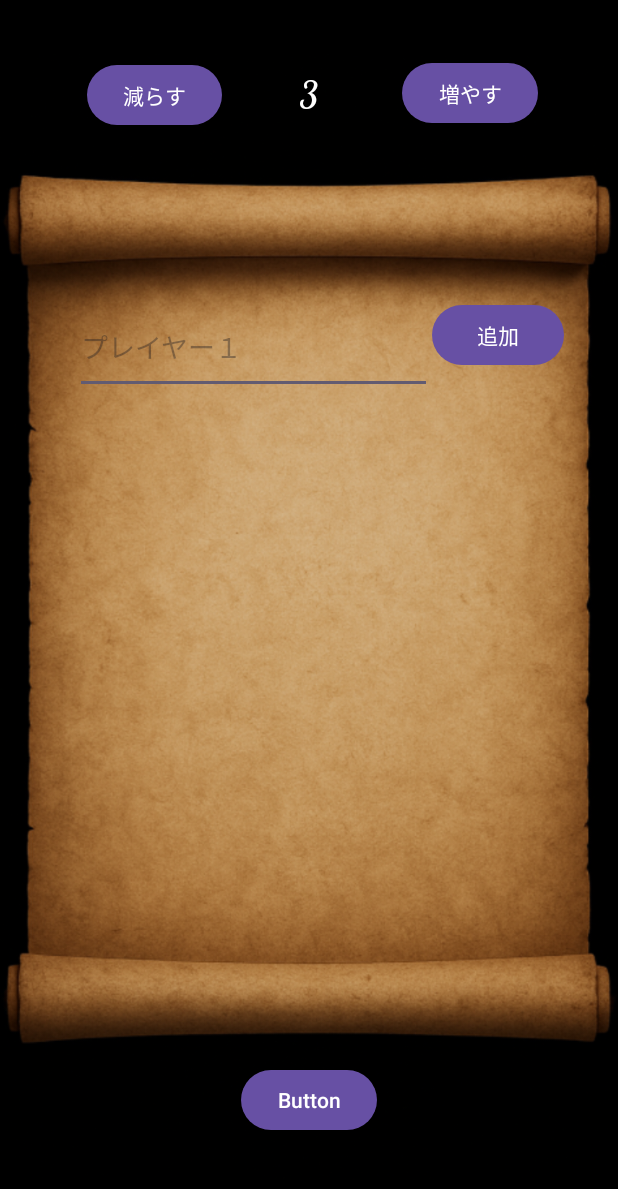
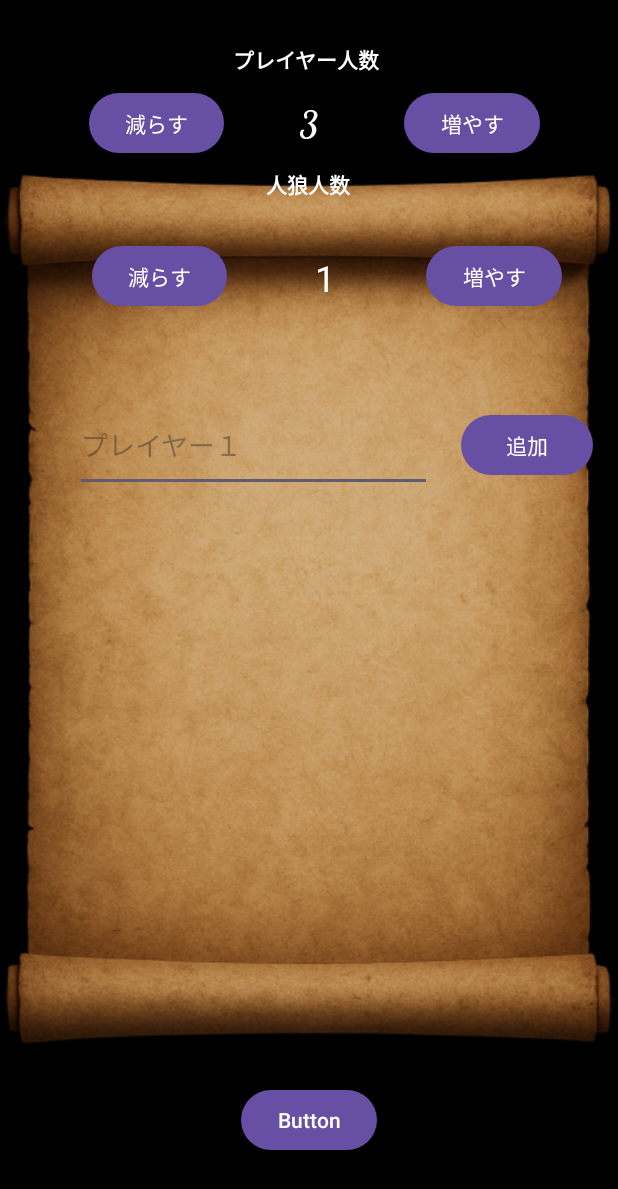
Before and after one commit to konan-pbl-2025/word_policing, an Android app: the MemberInput screen opened directly, with no data from a screen before it, on a phone screen of 412 x 824 dp. Shown: the top 1189 px of the screen. Run offline under Robolectric (Android 15) with nearby library versions, the phone set to English and light mode, and no system bars; Roboto replaces fonts that are not available here.

Commit message:
いいね

```diff
--- a/app/src/main/java/com/example/word_policing/MemberInput.java
+++ b/app/src/main/java/com/example/word_policing/MemberInput.java
@@ -15,6 +15,7 @@ import java.util.ArrayList;
 public class MemberInput extends AppCompatActivity {
 
     int currentNumber = 0;
+    public static int wolfcount = 1;
     public static ArrayList<String> playerNames = new ArrayList<>();
     @Override
     protected void onCreate(Bundle savedInstanceState) {
@@ -23,10 +24,14 @@ public class MemberInput extends AppCompatActivity {
 
         Button leftbutton = (Button) findViewById(R.id.left);
         Button rightbutton = (Button) findViewById(R.id.right);
+        Button pluswolfbutton = (Button) findViewById(R.id.pluswolf);
+        Button lesswolfbutton = (Button) findViewById(R.id.lesswolf);
         Button addbutoon = (Button) findViewById(R.id.AddButton);
         Button nextbutton = (Button) findViewById(R.id.NextButton);
         TextView numtext = (TextView) findViewById(R.id.num);
+        TextView wolfnumbertext = (TextView) findViewById(R.id.wolfnumber);
         numtext.setText(String.valueOf(3));   // 初期値
+        wolfnumbertext.setText(String.valueOf(1));   // 初期値
         EditText nametext = (EditText) findViewById(R.id.NameText);
         nametext.setHint("プレイヤー１"); // プレイヤー１を表示
         ListView memberlist = (ListView) findViewById(R.id.MemberListText);
@@ -55,6 +60,18 @@ public class MemberInput extends AppCompatActivity {
             }
         });
 
+        lesswolfbutton.setOnClickListener(new View.OnClickListener() {
+            @Override
+            public void onClick(View view) {
+                // 数字を減算する
+                if (wolfcount > 1) {
+                    wolfcount -= 1;  // 現在人数-1
+                }
+                // 結果をTextViewにセット
+                wolfnumbertext.setText(String.valueOf(wolfcount));
+            }
+        });
+
         // 人数増加ボタン
         rightbutton.setOnClickListener(new View.OnClickListener() {
             @Override
@@ -71,34 +88,27 @@ public class MemberInput extends AppCompatActivity {
             }
         });
 
-        // メンバー確定ボタン
-        addbutoon.setOnClickListener(new View.OnClickListener() {
+        pluswolfbutton.setOnClickListener(new View.OnClickListener() {
             @Override
-            public void onClick(View v) {
-                int playerCount = playerNames.size();
-                if (playerCount < currentNumber){
-                    // EditTextから文字列を取得
-                    String playerName = nametext.getText().toString().trim();
-
-                    // 文字列が空でない場合のみ追加
-                    if (!playerName.isEmpty()) {
-                        // ListViewのデータに追加
-                        playerNames.add(playerName);
-                        // Adapterに変更を通知してリストを更新
-                        adapter.notifyDataSetChanged();
-
-                        // EditTextを空にする
-                        nametext.setText("");
-                    }
-                    // 設定人数になったら名前を設定できないようにする
-                    if (playerCount == currentNumber - 1) {
-                        nametext.setEnabled(false);
-                        nametext.setHint("これ以上入力できません！");
-                    }
-                } else {
-                    nametext.setHint("これ以上入力できません！");
+            public void onClick(View view) {
+                // 数字を加算する
+                int ttmmp = currentNumber / 2;
+                if(ttmmp *2 == currentNumber) ttmmp--;
+                if(wolfcount < ttmmp){
+                    wolfcount ++;
+                    // 結果をTextViewにセット
+                    wolfnumbertext.setText(String.valueOf(wolfcount));
                 }
             }
+        });
+
+
+        // メンバー確定ボタン
+        addbutoon.setOnClickListener(v -> addPlayer(nametext, adapter));
+        // エンターキーでもメンバー追加
+        nametext.setOnEditorActionListener((v, actionId, event) -> {
+            addPlayer(nametext, adapter);
+            return true; // キー入力を消費
         });
 
         // 次の画面に遷移
@@ -112,5 +122,23 @@ public class MemberInput extends AppCompatActivity {
             }
         });
 
+
+    }
+    private void addPlayer(EditText nametext, ArrayAdapter<String> adapter) {
+        int playerCount = playerNames.size();
+        if (playerCount < currentNumber) {
+            String playerName = nametext.getText().toString().trim();
+            if (!playerName.isEmpty()) {
+                playerNames.add(playerName);
+                adapter.notifyDataSetChanged();
+                nametext.setText("");
+            }
+            if (playerCount >= currentNumber) {
+                nametext.setEnabled(false);
+                nametext.setHint("これ以上入力できません！");
+            }
+        } else {
+            nametext.setHint("これ以上入力できません！");
+        }
     }
 }
--- a/app/src/main/java/com/example/word_policing/ThemeDisplay.java
+++ b/app/src/main/java/com/example/word_policing/ThemeDisplay.java
@@ -18,7 +18,7 @@ public class ThemeDisplay extends AppCompatActivity {
     int playerIndex = 0;
     int playerNum = MemberInput.playerNames.size(); //プレイヤーの人数
 
-    int wolfnum = 1; //狼の人数
+    int wolfnum = MemberInput.wolfcount; //狼の人数
     public static int wolfplayernum;
 
     public  static HashSet<Integer> wolfchecker;
--- a/app/src/main/java/com/example/word_policing/killselect.java
+++ b/app/src/main/java/com/example/word_policing/killselect.java
@@ -38,7 +38,7 @@ public class killselect extends AppCompatActivity {
         Button nextbutton = (Button) findViewById(R.id.NextButton);
         TextView numtext = (TextView) findViewById(R.id.num);
         TextView killPlayer = (TextView) findViewById(R.id.textView);
-        numtext.setText(String.valueOf(3));   // 初期値
+        numtext.setText(String.valueOf(MemberInput.playerNames.size()));   // 初期値
         //EditText nametext = (EditText) findViewById(R.id.NameText);
         //nametext.setHint("プレイヤー１"); // プレイヤー１を表示
         //ListView memberlist = (ListView) findViewById(R.id.MemberListText);
@@ -135,9 +135,8 @@ public class killselect extends AppCompatActivity {
         nextbutton.setOnClickListener(new View.OnClickListener() {
             @Override
             public void onClick(View v) {
-                if(indexNum + 1 == ThemeDisplay.wolfplayernum){
+                if(ThemeDisplay.wolfchecker.contains(indexNum)){
                     saveordead = true;
-                    numtext.setText("勝ちです");
                 }
                 Intent member2 = new Intent(killselect.this, Result.class);
                 startActivity(member2);
--- a/app/src/main/res/layout/activity_member_input.xml
+++ b/app/src/main/res/layout/activity_member_input.xml
@@ -15,7 +15,8 @@
         app:layout_constraintEnd_toEndOf="parent"
         app:layout_constraintStart_toStartOf="parent"
         app:layout_constraintTop_toTopOf="parent"
-        app:srcCompat="@drawable/haikei_vellum" />
+        app:srcCompat="@drawable/haikei_vellum"
+        />
 
     <ListView
         android:id="@+id/MemberListText"
@@ -26,7 +27,7 @@
         app:layout_constraintHorizontal_bias="0.549"
         app:layout_constraintStart_toStartOf="parent"
         app:layout_constraintTop_toBottomOf="@+id/NameText"
-        app:layout_constraintVertical_bias="0.19" />
+        app:layout_constraintVertical_bias="0.096" />
 
     <TextView
         android:id="@+id/num"
@@ -40,7 +41,7 @@
         app:layout_constraintBottom_toBottomOf="parent"
         app:layout_constraintEnd_toEndOf="parent"
         app:layout_constraintStart_toStartOf="parent"
-        app:layout_constraintTop_toTopOf="parent"
+        app:layout_constraintTop_toTopOf="@+id/imageView"
         app:layout_constraintVertical_bias="0.049" />
 
     <EditText
@@ -53,8 +54,8 @@
         app:layout_constraintEnd_toEndOf="parent"
         app:layout_constraintHorizontal_bias="0.289"
         app:layout_constraintStart_toStartOf="parent"
-        app:layout_constraintTop_toTopOf="parent"
-        app:layout_constraintVertical_bias="0.263" />
+        app:layout_constraintTop_toTopOf="@+id/imageView"
+        app:layout_constraintVertical_bias="0.33" />
 
     <Button
         android:id="@+id/left"
@@ -63,10 +64,10 @@
         android:text="@string/direction_left"
         app:layout_constraintBottom_toBottomOf="parent"
         app:layout_constraintEnd_toStartOf="@+id/num"
-        app:layout_constraintHorizontal_bias="0.74"
+        app:layout_constraintHorizontal_bias="0.753"
         app:layout_constraintStart_toStartOf="parent"
-        app:layout_constraintTop_toTopOf="parent"
-        app:layout_constraintVertical_bias="0.051" />
+        app:layout_constraintTop_toTopOf="@+id/imageView"
+        app:layout_constraintVertical_bias="0.049" />
 
     <Button
         android:id="@+id/AddButton"
@@ -75,10 +76,10 @@
         android:text="追加"
         app:layout_constraintBottom_toBottomOf="parent"
         app:layout_constraintEnd_toEndOf="parent"
-        app:layout_constraintHorizontal_bias="0.0"
+        app:layout_constraintHorizontal_bias="0.542"
         app:layout_constraintStart_toEndOf="@+id/NameText"
-        app:layout_constraintTop_toTopOf="parent"
-        app:layout_constraintVertical_bias="0.257" />
+        app:layout_constraintTop_toTopOf="@+id/imageView"
+        app:layout_constraintVertical_bias="0.333" />
 
     <Button
         android:id="@+id/right"
@@ -87,9 +88,9 @@
         android:text="@string/direction_right"
         app:layout_constraintBottom_toBottomOf="parent"
         app:layout_constraintEnd_toEndOf="parent"
-        app:layout_constraintHorizontal_bias="0.311"
+        app:layout_constraintHorizontal_bias="0.324"
         app:layout_constraintStart_toEndOf="@+id/num"
-        app:layout_constraintTop_toTopOf="parent"
+        app:layout_constraintTop_toTopOf="@+id/imageView"
         app:layout_constraintVertical_bias="0.049" />
 
     <Button
@@ -103,4 +104,71 @@
         app:layout_constraintTop_toBottomOf="@+id/MemberListText"
         app:layout_constraintVertical_bias="0.608" />
 
+    <Button
+        android:id="@+id/lesswolf"
+        android:layout_width="wrap_content"
+        android:layout_height="wrap_content"
+        android:layout_marginStart="48dp"
+        android:text="減らす"
+        app:layout_constraintBottom_toBottomOf="parent"
+        app:layout_constraintEnd_toStartOf="@+id/wolfnumber"
+        app:layout_constraintHorizontal_bias="0.183"
+        app:layout_constraintStart_toStartOf="parent"
+        app:layout_constraintTop_toTopOf="@+id/imageView"
+        app:layout_constraintVertical_bias="0.184" />
+
+    <Button
+        android:id="@+id/pluswolf"
+        android:layout_width="wrap_content"
+        android:layout_height="wrap_content"
+        android:text="増やす"
+        app:layout_constraintBottom_toBottomOf="parent"
+        app:layout_constraintEnd_toEndOf="parent"
+        app:layout_constraintHorizontal_bias="0.62"
+        app:layout_constraintStart_toEndOf="@+id/wolfnumber"
+        app:layout_constraintTop_toTopOf="@+id/imageView"
+        app:layout_constraintVertical_bias="0.184" />
+
+    <TextView
+        android:id="@+id/wolfnumber"
+        android:layout_width="wrap_content"
+        android:layout_height="wrap_content"
+        android:text="1"
+        android:textColor="#FFFFFF"
+        android:textSize="24sp"
+        app:layout_constraintBottom_toBottomOf="parent"
+        app:layout_constraintEnd_toEndOf="parent"
+        app:layout_constraintHorizontal_bias="0.527"
+        app:layout_constraintStart_toStartOf="parent"
+        app:layout_constraintTop_toTopOf="@+id/imageView"
+        app:layout_constraintVertical_bias="0.191" />
+
+    <TextView
+        android:id="@+id/textView2"
+        android:layout_width="wrap_content"
+        android:layout_height="wrap_content"
+        android:text="人狼人数"
+        android:textColor="#FFFFFF"
+        android:textStyle="bold"
+        app:layout_constraintBottom_toBottomOf="parent"
+        app:layout_constraintEnd_toEndOf="parent"
+        app:layout_constraintHorizontal_bias="0.498"
+        app:layout_constraintStart_toStartOf="parent"
+        app:layout_constraintTop_toTopOf="@+id/imageView"
+        app:layout_constraintVertical_bias="0.116" />
+
+    <TextView
+        android:id="@+id/textView3"
+        android:layout_width="wrap_content"
+        android:layout_height="wrap_content"
+        android:text="プレイヤー人数"
+        android:textColor="#FFFFFF"
+        android:textStyle="bold"
+        app:layout_constraintBottom_toBottomOf="parent"
+        app:layout_constraintEnd_toEndOf="parent"
+        app:layout_constraintHorizontal_bias="0.495"
+        app:layout_constraintStart_toStartOf="parent"
+        app:layout_constraintTop_toTopOf="@+id/imageView"
+        app:layout_constraintVertical_bias="0.009" />
+
 </androidx.constraintlayout.widget.ConstraintLayout>
```
